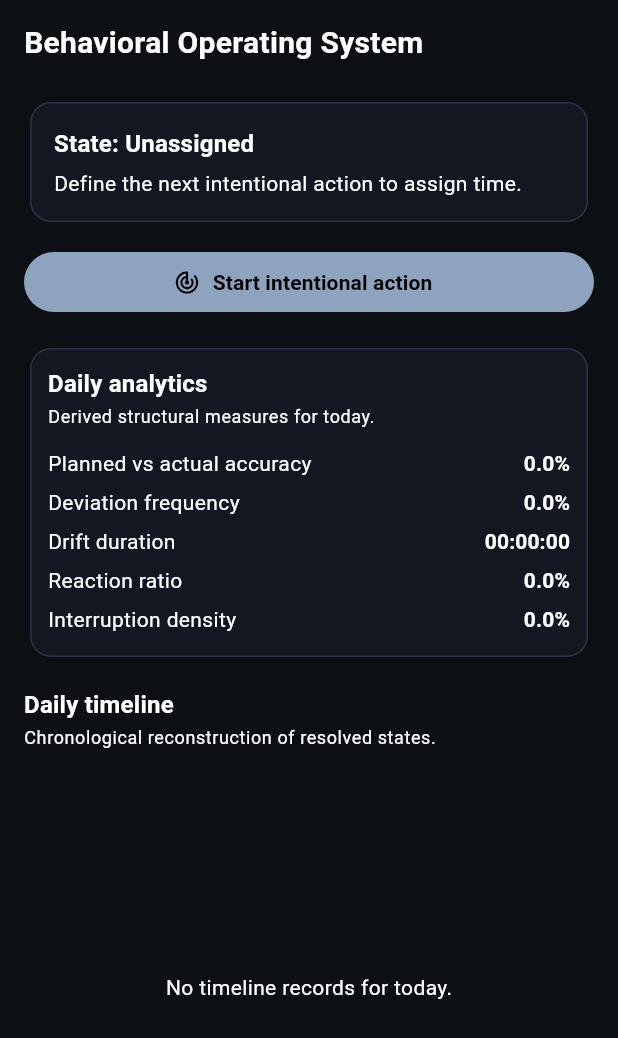
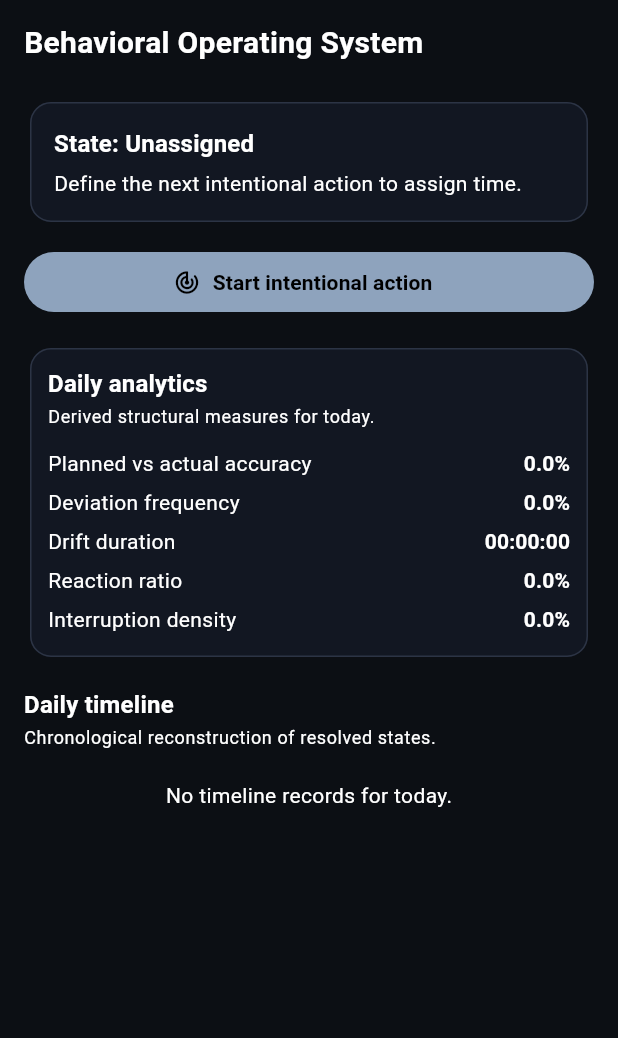
Before and after one commit to DataWithNahom/habit_aligner, a Flutter app: the screen it shows after launch, on a phone screen of 412 x 824 dp. Shown: the top 1038 px of the screen. Run offline on Flutter 3.47's test engine with Material 3 defaults, Android fonts, the phone set to English and light mode, and no system bars; our stand-ins replace shared_preferences.

Commit message:
Fix logs screen layout overflows

```diff
--- a/lib/features/logs/presentation/main_screen.dart
+++ b/lib/features/logs/presentation/main_screen.dart
@@ -122,6 +122,7 @@ class _MainScreenState extends State<MainScreen> {
           : SafeArea(
               child: Padding(
                 padding: const EdgeInsets.fromLTRB(16, 8, 16, 16),
+                child: SingleChildScrollView(
                   child: Column(
                     crossAxisAlignment: CrossAxisAlignment.stretch,
                     children: [
@@ -147,22 +148,26 @@ class _MainScreenState extends State<MainScreen> {
                             'Chronological reconstruction of resolved states.',
                       ),
                       const SizedBox(height: 8),
-                    Expanded(
-                      child: controller.todayTimeline.isEmpty
-                          ? const Center(
+                      if (controller.todayTimeline.isEmpty)
+                        const Padding(
+                          padding: EdgeInsets.symmetric(vertical: 12),
+                          child: Center(
                             child: Text('No timeline records for today.'),
+                          ),
                         )
-                          : ListView.separated(
+                      else
+                        ListView.separated(
+                          shrinkWrap: true,
+                          physics: const NeverScrollableScrollPhysics(),
                           itemCount: controller.todayTimeline.length,
-                              separatorBuilder: (_, _) =>
-                                  const SizedBox(height: 8),
+                          separatorBuilder: (_, _) => const SizedBox(height: 8),
                           itemBuilder: (context, index) {
                             final log = controller.todayTimeline[index];
                             return _TimelineTile(log: log);
                           },
                         ),
+                    ],
                   ),
-                  ],
                 ),
               ),
             ),
@@ -221,6 +226,7 @@ class _MainScreenState extends State<MainScreen> {
                   const SizedBox(height: 12),
                   DropdownButtonFormField<BehaviorKind>(
                     initialValue: selectedKind,
+                    isExpanded: true,
                     items: BehaviorKind.values
                         .map(
                           (kind) => DropdownMenuItem(
@@ -329,6 +335,7 @@ class _MainScreenState extends State<MainScreen> {
                     const SizedBox(height: 8),
                     DropdownButtonFormField<TransitionCategory>(
                       initialValue: selectedCategory,
+                      isExpanded: true,
                       items: TransitionCategory.values
                           .map(
                             (category) => DropdownMenuItem(
```
Lines whose indentation alone changed are shown as unchanged.
